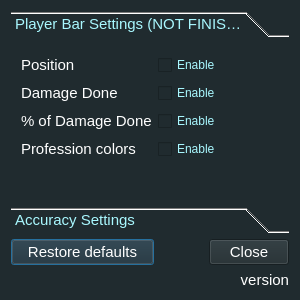
Qt form configurator.ui (Tyrox92/Gw2SPECS) before a commit.
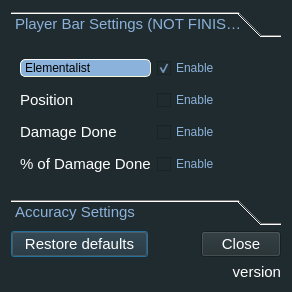
The same form after that commit.

Commit message:
Profession Selector moved to myDialog
-Kozzy

Patch:
```diff
--- a/configurator.ui
+++ b/configurator.ui
@@ -6,14 +6,14 @@
    <rect>
     <x>0</x>
     <y>0</y>
-    <width>300</width>
-    <height>300</height>
+    <width>292</width>
+    <height>292</height>
    </rect>
   </property>
   <property name="maximumSize">
    <size>
-    <width>300</width>
-    <height>300</height>
+    <width>320</width>
+    <height>320</height>
    </size>
   </property>
   <property name="font">
@@ -118,7 +118,7 @@
      </property>
      <property name="styleSheet">
       <string notr="true">font: 75 11pt &quot;MS Shell Dlg 2&quot;;
-color: rgb(169, 248, 255);</string>
+color: #8BB2DA;</string>
      </property>
      <property name="currentIndex">
       <number>0</number>
@@ -128,44 +128,16 @@
        <rect>
         <x>0</x>
         <y>0</y>
-        <width>282</width>
-        <height>162</height>
+        <width>274</width>
+        <height>154</height>
        </rect>
       </property>
       <attribute name="label">
        <string>Player Bar Settings (NOT FINISHED)</string>
       </attribute>
-      <widget class="QWidget" name="">
-       <property name="geometry">
-        <rect>
-         <x>10</x>
-         <y>10</y>
-         <width>205</width>
-         <height>108</height>
-        </rect>
-       </property>
        <layout class="QGridLayout" name="gridLayout_3">
-        <item row="0" column="0">
-         <widget class="QLabel" name="labelGwInterfaceSize">
-          <property name="font">
-           <font>
-            <family>MS Shell Dlg 2</family>
-            <pointsize>11</pointsize>
-            <weight>9</weight>
-            <italic>false</italic>
-            <bold>false</bold>
-           </font>
-          </property>
-          <property name="styleSheet">
-           <string notr="true">color: rgb(255, 255, 255);</string>
-          </property>
-          <property name="text">
-           <string>Position</string>
-          </property>
-         </widget>
-        </item>
-        <item row="0" column="1">
-         <widget class="QCheckBox" name="checkBoxPosition">
+       <item row="4" column="1">
+        <widget class="QCheckBox" name="checkBoxPercentDD">
           <property name="enabled">
            <bool>false</bool>
           </property>
@@ -174,36 +146,7 @@
           </property>
          </widget>
         </item>
-        <item row="1" column="0">
-         <widget class="QLabel" name="labelGwChatTxtSize">
-          <property name="font">
-           <font>
-            <family>MS Shell Dlg 2</family>
-            <pointsize>11</pointsize>
-            <weight>9</weight>
-            <italic>false</italic>
-            <bold>false</bold>
-           </font>
-          </property>
-          <property name="styleSheet">
-           <string notr="true">color: rgb(255, 255, 255);</string>
-          </property>
-          <property name="text">
-           <string>Damage Done</string>
-          </property>
-         </widget>
-        </item>
-        <item row="1" column="1">
-         <widget class="QCheckBox" name="checkBoxDamageDone">
-          <property name="enabled">
-           <bool>false</bool>
-          </property>
-          <property name="text">
-           <string>Enable</string>
-          </property>
-         </widget>
-        </item>
-        <item row="2" column="0">
+       <item row="4" column="0">
          <widget class="QLabel" name="labelGwChatWindowHeight">
           <property name="font">
            <font>
@@ -223,7 +166,7 @@
          </widget>
         </item>
         <item row="2" column="1">
-         <widget class="QCheckBox" name="checkBoxPercentDD">
+        <widget class="QCheckBox" name="checkBoxPosition">
           <property name="enabled">
            <bool>false</bool>
           </property>
@@ -233,7 +176,7 @@
          </widget>
         </item>
         <item row="3" column="0">
-         <widget class="QLabel" name="labelGwChatWindowHeight_2">
+        <widget class="QLabel" name="labelGwChatTxtSize">
           <property name="font">
            <font>
             <family>MS Shell Dlg 2</family>
@@ -247,11 +190,40 @@
            <string notr="true">color: rgb(255, 255, 255);</string>
           </property>
           <property name="text">
-           <string>Profession colors</string>
+          <string>Damage Done</string>
+         </property>
+        </widget>
+       </item>
+       <item row="2" column="0">
+        <widget class="QLabel" name="labelGwInterfaceSize">
+         <property name="font">
+          <font>
+           <family>MS Shell Dlg 2</family>
+           <pointsize>11</pointsize>
+           <weight>9</weight>
+           <italic>false</italic>
+           <bold>false</bold>
+          </font>
+         </property>
+         <property name="styleSheet">
+          <string notr="true">color: rgb(255, 255, 255);</string>
+         </property>
+         <property name="text">
+          <string>Position</string>
           </property>
          </widget>
         </item>
         <item row="3" column="1">
+        <widget class="QCheckBox" name="checkBoxDamageDone">
+         <property name="enabled">
+          <bool>false</bool>
+         </property>
+         <property name="text">
+          <string>Enable</string>
+         </property>
+        </widget>
+       </item>
+       <item row="1" column="1">
          <widget class="QCheckBox" name="checkBoxProfColors">
           <property name="enabled">
            <bool>true</bool>
@@ -259,18 +231,122 @@
           <property name="text">
            <string>Enable</string>
           </property>
+         <property name="checked">
+          <bool>true</bool>
+         </property>
+        </widget>
+       </item>
+       <item row="1" column="0">
+        <widget class="QComboBox" name="professionComboBox">
+         <property name="styleSheet">
+          <string notr="true">QComboBox {
+    background-color: #8BB2DA;
+	color: rgb(0, 0, 0);
+    border-style: outset;
+    border-width: 1px;
+    border-radius: 5px;
+    border-color: beige;
+}
+QComboBox:editable {
+    background: #8BB2DA;
+}
+
+QComboBox:on { /* shift the text when the popup opens */
+    padding-top: 3px;
+    padding-left: 4px;
+}
+QComboBox:on { /* shift the text when the popup opens */
+    padding-top: 3px;
+    padding-left: 4px;
+}
+QComboBox::drop-down {
+    subcontrol-origin: padding;
+    subcontrol-position: top right;
+    width: 30px;
+
+    border-left-width: 1px;
+    border-left-color:#8BB2DA;
+    border-left-style: solid; /* just a single line */
+    border-top-right-radius: 3px; /* same radius as the QComboBox */
+    border-bottom-right-radius: 3px;
+}
+QComboBox::down-arrow:on { /* shift the arrow when popup is open */
+    top: 1px;
+    left: 1px;
+}
+QComboBox QAbstractItemView {
+    border: 2px solid darkgray;
+    selection-background-color:#8BB2DA;
+}</string>
+         </property>
+         <property name="editable">
+          <bool>false</bool>
+         </property>
+         <property name="currentText">
+          <string>Elementalist</string>
+         </property>
+         <property name="currentIndex">
+          <number>0</number>
+         </property>
+         <property name="maxVisibleItems">
+          <number>10</number>
+         </property>
+         <item>
+          <property name="text">
+           <string>Elementalist</string>
+          </property>
+         </item>
+         <item>
+          <property name="text">
+           <string>Engineer</string>
+          </property>
+         </item>
+         <item>
+          <property name="text">
+           <string>Guardian</string>
+          </property>
+         </item>
+         <item>
+          <property name="text">
+           <string>Mesmer</string>
+          </property>
+         </item>
+         <item>
+          <property name="text">
+           <string>Necromancer</string>
+          </property>
+         </item>
+         <item>
+          <property name="text">
+           <string>Ranger</string>
+          </property>
+         </item>
+         <item>
+          <property name="text">
+           <string>Revenant</string>
+          </property>
+         </item>
+         <item>
+          <property name="text">
+           <string>Thief</string>
+          </property>
+         </item>
+         <item>
+          <property name="text">
+           <string>Warrior</string>
+          </property>
+         </item>
          </widget>
         </item>
        </layout>
       </widget>
-     </widget>
      <widget class="QWidget" name="accuracySettings">
       <property name="geometry">
        <rect>
         <x>0</x>
         <y>0</y>
-        <width>282</width>
-        <height>162</height>
+        <width>274</width>
+        <height>154</height>
        </rect>
       </property>
       <attribute name="label">
```
Lines whose indentation alone changed are shown as unchanged. The commit also changes 9 other files.
